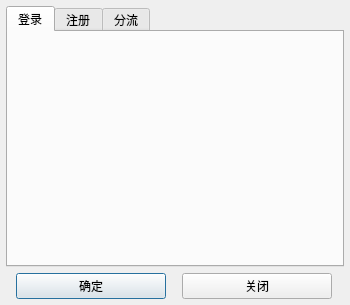
This is ui/ui_login.ui in tonquer/picacg-qt as Qt 5 draws it before an edit. The edited form follows.
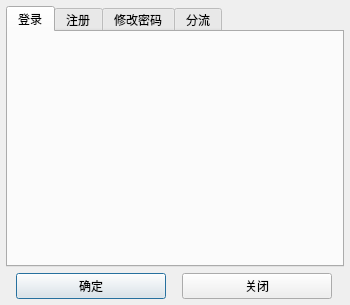
This is the edited form. Custom widgets are drawn as their Qt base class.

Commit message: 新增密码修改

```diff
--- a/ui/ui_login.ui
+++ b/ui/ui_login.ui
@@ -67,6 +67,11 @@
        <string>注册</string>
       </attribute>
      </widget>
+     <widget class="ChangePasswordWidget" name="tab_4">
+      <attribute name="title">
+       <string>修改密码</string>
+      </attribute>
+     </widget>
      <widget class="LoginProxyWidget" name="tab_3">
       <attribute name="title">
        <string>分流</string>
@@ -131,6 +136,12 @@
    <header location="global">view.user.login_proxy_widget.h</header>
    <container>1</container>
   </customwidget>
+  <customwidget>
+   <class>ChangePasswordWidget</class>
+   <extends>QWidget</extends>
+   <header location="global">view.user.change_password_widget.h</header>
+   <container>1</container>
+  </customwidget>
  </customwidgets>
  <resources/>
  <connections/>
```
The commit also changes 12 other files.
